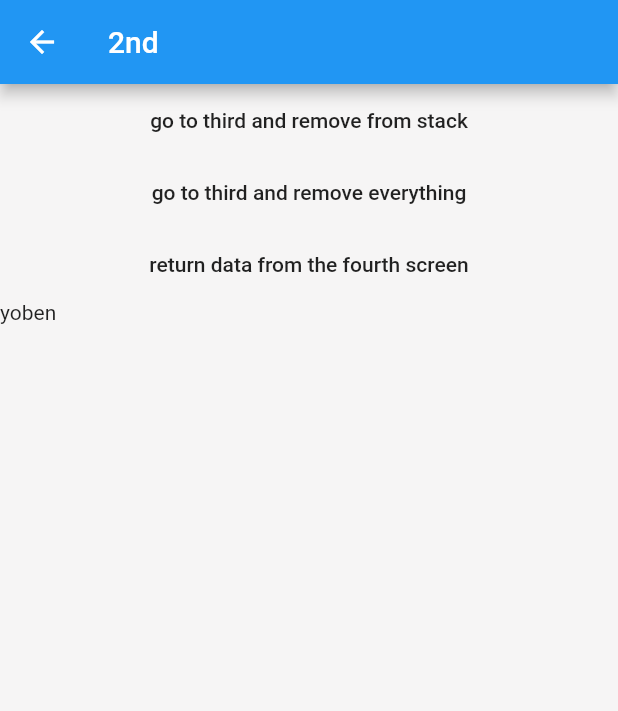
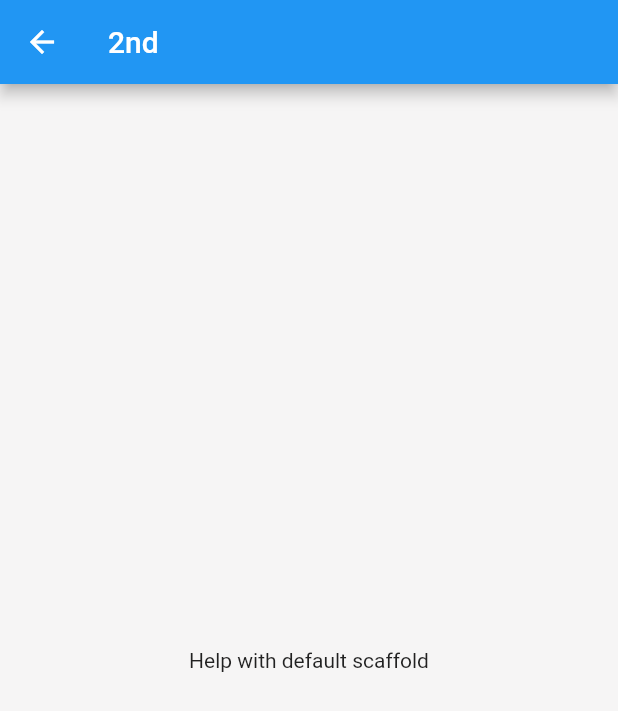
Before and after one commit to ProfesorUA/scaffoldTest, a Flutter app: the MyHomePage screen opened directly, after a tap on "Help", on a phone screen of 412 x 824 dp. Shown: the top 711 px of the screen. Run offline on Flutter 3.47's test engine with Material 2 defaults, Android fonts, the phone set to English and light mode, and no system bars; our stand-ins replace get.

Commit message:
title, code optimization

```diff
--- a/lib/floating_button_types.dart
+++ b/lib/floating_button_types.dart
@@ -4,14 +4,23 @@ enum FloatingButtonType { scanTag, scanPackage }
 
 extension FloatingButtonInfo on FloatingButtonType {
   Icon get buttonIcon {
+    IconData data;
     switch (this) {
       case FloatingButtonType.scanTag:
-        return Icon(Icons.qr_code_scanner);
+        data = Icons.qr_code_scanner;
+        break;
       case FloatingButtonType.scanPackage:
-        return Icon(Icons.settings_overscan);
+        data = Icons.settings_overscan;
+        break;
       default:
-        return Icon(Icons.error);
+        data = Icons.error;
+        break;
     }
+
+    return Icon(
+      data,
+      color: Colors.white,
+    );
   }
 
   Future<dynamic> floatingButtonAction() async {
--- a/lib/main.dart
+++ b/lib/main.dart
@@ -24,203 +24,46 @@ class MyHomePage extends StatelessWidget {
   MyHomePage({Key key, this.title}) : super(key: key);
 
   final String title;
-  final CounterState counterState = Get.put(CounterState());
 
   @override
   Widget build(BuildContext context) {
     return ParslScaffold(
+      title: title,
       floatingButtonType: FloatingButtonType.scanTag,
       floatingButtonHandler: (result) {
         print(result);
       },
       leftNavigationAction: ParslBottomBarAction.help,
       rightNavigationAction: ParslBottomBarAction.actions,
-      body: SingleChildScrollView(
-        child: Column(
-          mainAxisAlignment: MainAxisAlignment.center,
-          children: <Widget>[
-            InkWell(
-              child: Container(
-                width: 200,
-                height: 50,
-                child: Center(child: Text('Go to next screen')),
-              ),
-              onTap: () {
-                Get.to(SecondScreen());
-              },
-            ),
-            InkWell(
-              child: Container(
-                width: 200,
-                height: 50,
-                child: Center(child: Text('Show snackbar')),
-              ),
-              onTap: () {
-                Get.snackbar(null, null,
-                    backgroundColor: Color(0xff6492a3),
-                    messageText: Row(
-                        mainAxisAlignment: MainAxisAlignment.center,
-                        children: [
-                          Icon(
-                            Icons.check_circle,
-                            color: Colors.white,
-                          ),
-                          SizedBox(width: 20),
-                          Text(
-                            'Action completed successfully',
-                            style: TextStyle(color: Colors.white),
-                          )
-                        ]),
-                    borderRadius: 60,
-                    margin: EdgeInsets.only(top: 60, left: 20, right: 20));
-              },
-            ),
-            Container(
-              height: 600,
-            ),
-            InkWell(
-              child: Container(
-                width: 200,
-                height: 50,
-                child: Center(child: Text('Show dialog')),
-              ),
-              onTap: () {
-                Get.defaultDialog(
-                    title: "Alert", content: Text('This is a dialog'));
-              },
-            ),
-            InkWell(
-              child: Container(
-                width: 200,
-                height: 50,
-                child: Center(child: Text('Show bottom sheet')),
-              ),
-              onTap: () {
-                Get.bottomSheet(
-                    Container(
-                      child: Wrap(
-                        children: [
-                          ListTile(
-                            title: Text('Music'),
-                          ),
-                          ListTile(
-                            title: Text('Video'),
-                          ),
-                          SizedBox(
-                            height: 100,
-                          )
-                        ],
-                      ),
-                    ),
-                    backgroundColor: Colors.white);
-              },
-            ),
-            Text(
-              'You have pushed the button this many times:',
-            ),
-            Obx(() => Text(
-                  '${counterState.counter}',
-                  style: Theme.of(context).textTheme.headline4,
-                )),
-            Material(
-              child: InkWell(
-                child: Ink(
-                  height: 100,
-                  color: Colors.green,
-                ),
-                onTap: () {
-                  print('asd');
-                },
-              ),
-            ),
-          ],
-        ),
+      body: Center(
+        child: Text('Home page with custom scaffold'),
       ),
-      // floatingActionButtonLocation: FloatingActionButtonLocation
-      //     .centerDocked, // his trailing comma makes auto-formatting nicer for build methods.
     );
   }
 }
 
-class CounterState extends GetxController {
-  RxInt counter = 0.obs;
-
-  void increment() => counter += 1;
-}
-
 class SecondScreen extends StatelessWidget {
-  final SecondController controller = Get.put(SecondController());
   @override
   Widget build(BuildContext context) {
     return Scaffold(
-      appBar: AppBar(
-        title: Text("2nd"),
-      ),
-      backgroundColor: Color(0xffF6F5F5),
-      body: ListView(children: [
-        FlatButton(
-            onPressed: () {
-              Get.off(ThirdScreen());
-            },
-            child: Text("go to third and remove from stack")),
-        FlatButton(
-            onPressed: () {
-              Get.offAll(ThirdScreen());
-            },
-            child: Text("go to third and remove everything")),
-        FlatButton(
-            onPressed: () async {
-              controller.setResult(await Get.to(FourthScreen()));
-            },
-            child: Text("return data from the fourth screen")),
-        Obx(() => Text(controller.result.string)),
-      ]),
-    );
-  }
-}
-
-class SecondController extends GetxController {
-  var result = 'yoben'.obs;
-
-  void setResult(String value) {
-    result.value = value;
-    print(result);
+        appBar: AppBar(
+          title: Text("2nd"),
+        ),
+        backgroundColor: Color(0xffF6F5F5),
+        body: Center(
+          child: Text('Help with default scaffold'),
+        ));
   }
 }
 
 class ThirdScreen extends StatelessWidget {
   @override
   Widget build(BuildContext context) {
-    return Scaffold(
-      appBar: AppBar(
-        title: Text("3rd"),
-      ),
-      body: ListView(children: [
-        FlatButton(
-            onPressed: () {
-              Get.offAll(MyHomePage(title: 'title'));
-            },
-            child: Text("go to home")),
-      ]),
-    );
+    return ParslScaffold(
+        title: 'Actions',
+        showBackButton: true,
+        body: Center(
+          child: Text('Actions with custom scaffold'),
+        ));
   }
 }
-
-class FourthScreen extends StatelessWidget {
-  @override
-  Widget build(BuildContext context) {
-    return Scaffold(
-      appBar: AppBar(
-        title: Text("4th"),
-      ),
-      body: ListView(children: [
-        FlatButton(
-            onPressed: () => Get.back(result: "hello"),
-            child: Text("return hello")),
-        FlatButton(
-            onPressed: () => Get.back(result: "world"),
-            child: Text("return world")),
-      ]),
-    );
-  }
-}
```
Also changed, not shown: lib/parsl_scaffold.dart (+32 -2 lines).
